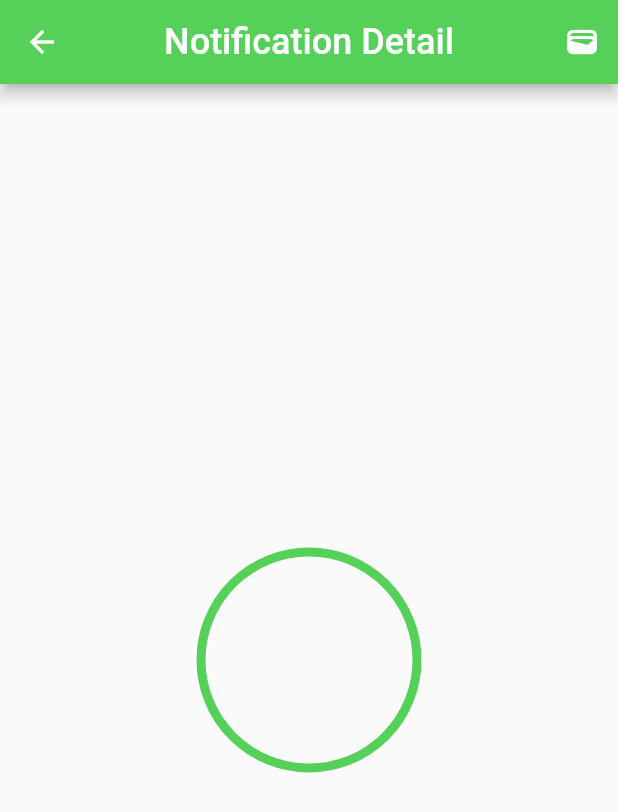
After one commit to KHizarHayatAhmadKHan/bit_rupee, a Flutter app: the NotificationDetailPage screen opened directly, on a phone screen of 412 x 824 dp. The commit adds this screen. Shown: the top 812 px of the screen. Run offline on Flutter 3.47's test engine with Material 2 defaults, Android fonts, the light colour scheme and no system bars; our stand-ins replace convert, file_picker, qr_flutter, shared_preferences; missing offline and left inert: asn1lib, flutter_dropzone, pointycastle, qr_code_scanner; accounts and stored records are empty.

Commit message:
notification

```diff
--- /dev/null
+++ b/lib/views/NotificationDetailPage.dart
@@ -0,0 +1,109 @@
+import 'package:flutter/material.dart';
+
+import 'Send_money.dart';
+
+class NotificationDetailPage extends StatefulWidget {
+  final NotificationData notification;
+
+  const NotificationDetailPage({Key? key, required this.notification})
+      : super(key: key);
+
+  @override
+  _NotificationDetailPageState createState() => _NotificationDetailPageState();
+}
+
+class _NotificationDetailPageState extends State<NotificationDetailPage> {
+  bool showCircle = false;
+
+  @override
+  void initState() {
+    super.initState();
+    Future.delayed(Duration(seconds: 1), () {
+      setState(() {
+        showCircle = true;
+      });
+    });
+  }
+
+  @override
+  Widget build(BuildContext context) {
+    return Scaffold(
+      appBar: AppBar(
+        title: Text(
+          "Notification Detail",
+          style: TextStyle(
+            color: Colors.white,
+            fontSize: 24,
+            fontWeight: FontWeight.w500,
+          ),
+        ),
+        actions: [
+          IconButton(
+            icon: const Icon(Icons.wallet, color: Colors.white),
+            onPressed: () {},
+          ),
+        ],
+        backgroundColor: const Color.fromARGB(255, 85, 209, 89),
+        centerTitle: true,
+      ),
+      body: Center(
+        child: Stack(
+          alignment: Alignment.center,
+          children: [
+            Text(
+              widget.notification.message,
+              style: TextStyle(fontSize: 20, fontWeight: FontWeight.w500),
+            ),
+            if (showCircle) AnimatedCircle(),
+          ],
+        ),
+      ),
+    );
+  }
+}
+
+class AnimatedCircle extends StatefulWidget {
+  @override
+  _AnimatedCircleState createState() => _AnimatedCircleState();
+}
+
+class _AnimatedCircleState extends State<AnimatedCircle> {
+  double circleSize = 0;
+
+  @override
+  void initState() {
+    super.initState();
+
+    Future.delayed(Duration(milliseconds: 300), () {
+      setState(() {
+        circleSize = 150; // Adjust the size as needed
+      });
+    });
+  }
+
+  @override
+  Widget build(BuildContext context) {
+    return AnimatedContainer(
+      duration: Duration(milliseconds: 500),
+      width: circleSize,
+      height: circleSize,
+      decoration: BoxDecoration(
+        shape: BoxShape.circle,
+        color: Colors.transparent,
+        border: Border.all(
+          color: const Color.fromARGB(255, 85, 209, 89),
+          width: 6,
+        ),
+      ),
+    );
+  }
+}
+
+void main() {
+  runApp(MaterialApp(
+    home: NotificationDetailPage(
+      notification:
+          NotificationData(title: '', message: '', timestamp: DateTime.now()),
+    ),
+  ));
+}
--- a/lib/views/Send_money.dart
+++ b/lib/views/Send_money.dart
@@ -3,6 +3,32 @@ import 'package:flutter/material.dart';
 import 'package:flutter/services.dart';
 import 'package:http/http.dart' as http;
 import 'package:bit_rupee/config/Config.dart';
+
+class NotificationData {
+  final String title;
+  final String message;
+  final DateTime timestamp;
+
+  NotificationData({
+    required this.title,
+    required this.message,
+    required this.timestamp,
+  });
+}
+
+class NotificationCenter {
+  static List<NotificationData> notifications = [];
+
+  static void addNotification(NotificationData notification) {
+    notifications.add(notification);
+  }
+
+  static void removeNotification(int index) {
+    if (index >= 0 && index < notifications.length) {
+      notifications.removeAt(index);
+    }
+  }
+}
 
 class send_money extends StatefulWidget {
   final int senderId;
@@ -42,9 +68,14 @@ class _SendMoneyState extends State<send_money> {
                 duration: Duration(seconds: 2),
               ),
             );
-
             await Future.delayed(Duration(seconds: 3));
             Navigator.pop(context);
+
+            NotificationCenter.addNotification(NotificationData(
+              title: 'Money Transferred',
+              message: 'Amount: $_amount',
+              timestamp: DateTime.now(),
+            ));
           } else {
             ScaffoldMessenger.of(context).showSnackBar(
               SnackBar(
@@ -52,6 +83,11 @@ class _SendMoneyState extends State<send_money> {
                 duration: Duration(seconds: 2),
               ),
             );
+            NotificationCenter.addNotification(NotificationData(
+              title: 'Money Transfer Failed',
+              message: 'Please try again.',
+              timestamp: DateTime.now(),
+            ));
             await Future.delayed(Duration(seconds: 1));
             Navigator.pop(context);
           }
--- a/lib/views/Wallet.dart
+++ b/lib/views/Wallet.dart
@@ -6,7 +6,7 @@ import 'package:bit_rupee/config/Config.dart';
 class Wallet extends StatefulWidget {
   final int id;
   final String walletaddress;
-  late int balance; // final changed to late.
+  late int balance;
 
   Wallet({
     required this.id,
--- a/pubspec.yaml
+++ b/pubspec.yaml
@@ -44,6 +44,8 @@ dependencies:
   intl: ^0.18.1
   flutter_dropzone: ^3.0.6
   file_picker: ^5.3.3
+  shared_preferences: ^2.2.0
+  provider: ^6.0.5
 
 
 
```
Also changed, not shown: lib/main.dart (+19 -0 lines), lib/views/Login_page.dart (+6 -1 lines), lib/views/Profile.dart (added, +63 -0 lines), lib/views/landingpage.dart (+6 -3 lines), lib/views/notification.dart (+55 -9 lines), lib/views/qr.dart (+6 -5 lines), lib/views/setting.dart (deleted, +0 -34 lines), lib/views/settings.dart (added, +143 -0 lines), pubspec.lock, 1 other file.
